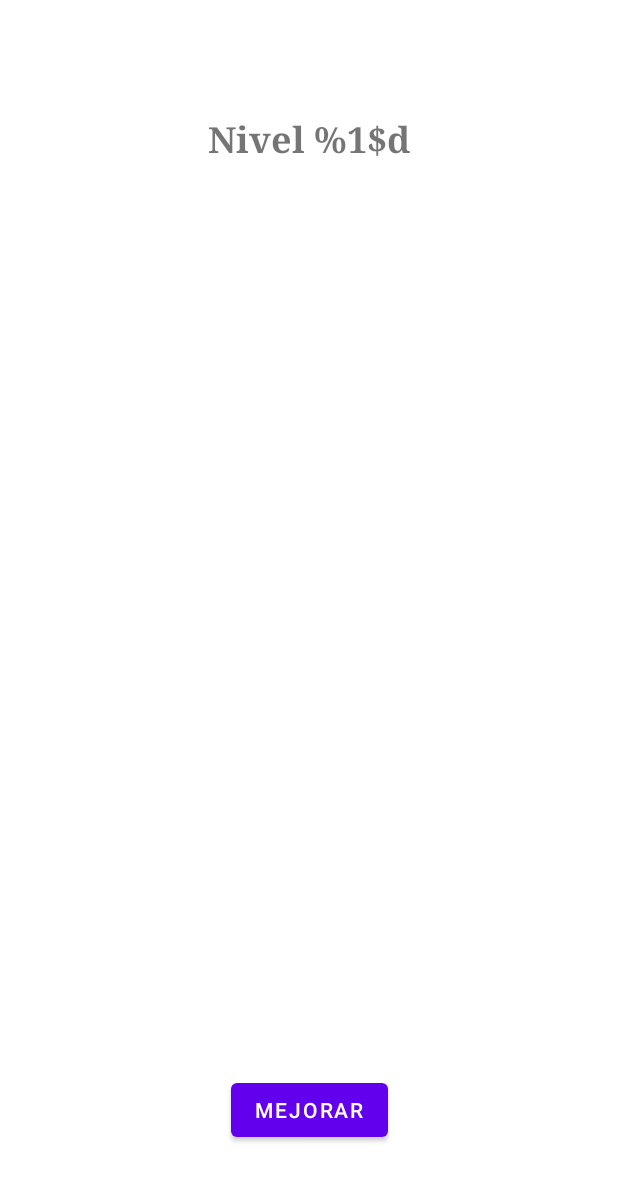
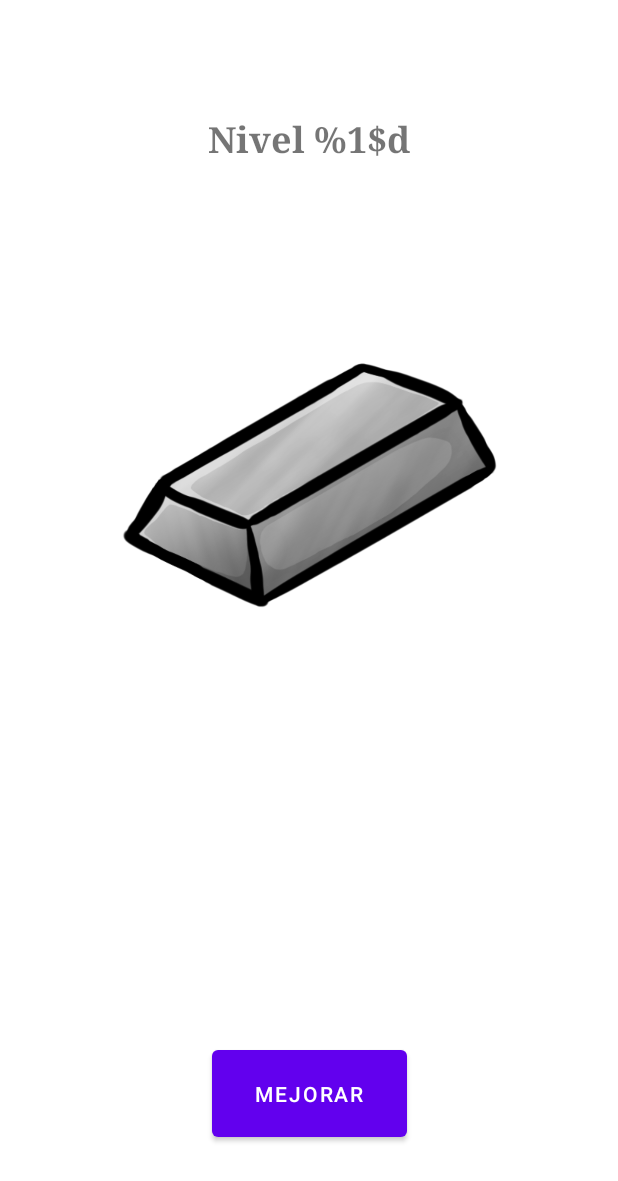
Before and after one commit to SergioVelaAlfajarin/Dungeon-Master, an Android app: the UpgradeActivity screen opened directly, with no data from a screen before it, on a phone screen of 412 x 824 dp. Shown: the top 1181 px of the screen. Run offline under Robolectric (Android 15) with nearby library versions, the phone set to English and light mode, and no system bars; 4 statements that could not run were skipped.

Commit message:
cambios varios
- eliminados todo's
- empezado desarrollo upgrade activity
- empezado desarollo preview level drops button
- añadidas strings
- mejorada estructura base

```diff
--- a/app/src/main/java/sva/dungmas/activities/CraftActivity.kt
+++ b/app/src/main/java/sva/dungmas/activities/CraftActivity.kt
@@ -34,7 +34,6 @@ class CraftActivity : AppCompatActivity() {
     private lateinit var btnCraft: Button
 
     override fun onCreate(savedInstanceState: Bundle?) {
-        //TODO activar fabricar objeto si check fabricable is enabled
         super.onCreate(savedInstanceState)
         setContentView(R.layout.activity_craft)
 
--- a/app/src/main/java/sva/dungmas/activities/InventoryActivity.kt
+++ b/app/src/main/java/sva/dungmas/activities/InventoryActivity.kt
@@ -17,7 +17,7 @@ import sva.dungmas.game.Game
 import sva.dungmas.game.entities.Inventory
 import kotlin.streams.toList
 
-class InventoryActivity : AppCompatActivity() {
+class InventoryActivity : AppCompatActivity() { //TODO TEST
     private lateinit var playerInv: Inventory
     private lateinit var recyclerAdapter: InventoryRecyclerAdapter
     private lateinit var recyclerView: RecyclerView
--- a/app/src/main/java/sva/dungmas/activities/UpgradeActivity.kt
+++ b/app/src/main/java/sva/dungmas/activities/UpgradeActivity.kt
@@ -2,6 +2,9 @@ package sva.dungmas.activities
 
 import androidx.appcompat.app.AppCompatActivity
 import android.os.Bundle
+import android.view.View
+import android.widget.Button
+import android.widget.ImageView
 import android.widget.TextView
 import sva.dungmas.R
 import sva.dungmas.game.Game
@@ -9,13 +12,35 @@ import sva.dungmas.game.entities.Armor
 
 class UpgradeActivity : AppCompatActivity() {
     private lateinit var playerArmor: Armor
+    private lateinit var imgArmorIcon: ImageView
+    private lateinit var lblArmorLevel: TextView
 
     override fun onCreate(savedInstanceState: Bundle?) {
         super.onCreate(savedInstanceState)
         setContentView(R.layout.activity_upgrade)
         playerArmor = Game.player.armor
-        (findViewById<TextView>(R.id.lblArmorLvl))
-            .text = getString(R.string.level, playerArmor.level)
-        //TODO image view del icono de la armadura
+        imgArmorIcon = findViewById(R.id.imgArmorIcon)
+        lblArmorLevel = findViewById(R.id.lblArmorLvl)
+
+        updateLabel()
+        updateIcon()
+
+        (findViewById<Button>(R.id.btnUpgradeArmor))
+            .setOnClickListener(this::btnUpgradeArmorClick)
+    }
+
+    private fun updateIcon() = imgArmorIcon.setImageResource(playerArmor.icon)
+
+    private fun updateLabel() {
+        lblArmorLevel.text = getString(R.string.level, playerArmor.level)
+    }
+
+    private fun btnUpgradeArmorClick(v: View){
+        //TODO HACER REQUESITOS
+        //TODO CREAR LABEL QUE MUESTRE STATS ACTUALES
+        playerArmor.increaseLevel()
+
+        updateIcon()
+        updateLabel()
     }
 }
--- a/app/src/main/res/layout/activity_upgrade.xml
+++ b/app/src/main/res/layout/activity_upgrade.xml
@@ -25,8 +25,20 @@
         android:layout_width="wrap_content"
         android:layout_height="wrap_content"
         android:layout_marginBottom="60dp"
+        android:width="130dp"
+        android:height="70dp"
         android:text="@string/upgrade"
         app:layout_constraintBottom_toBottomOf="parent"
         app:layout_constraintEnd_toEndOf="parent"
         app:layout_constraintStart_toStartOf="parent" />
+
+    <ImageView
+        android:id="@+id/imgArmorIcon"
+        android:layout_width="250dp"
+        android:layout_height="300dp"
+        android:layout_marginTop="64dp"
+        app:layout_constraintEnd_toEndOf="parent"
+        app:layout_constraintStart_toStartOf="parent"
+        app:layout_constraintTop_toBottomOf="@+id/lblArmorLvl"
+        app:srcCompat="@drawable/iron" />
 </androidx.constraintlayout.widget.ConstraintLayout>
--- a/app/src/main/res/values/strings.xml
+++ b/app/src/main/res/values/strings.xml
@@ -49,4 +49,7 @@
     <string name="itemName_iron">Hierro</string>
     <string name="itemName_leaves">Hojas</string>
     <string name="itemName_rock">Roca</string>
+    <string name="clearRankingTitle">Borrar Ranking</string>
+    <string name="clearRankingMsg">¿Quieres borrar todas las puntuaciones?</string>
+    <string name="acceptOp">Aceptar</string>
 </resources>
```
Also changed, not shown: app/src/main/java/sva/dungmas/activities/MainActivity.kt (+3 -5 lines), app/src/main/java/sva/dungmas/activities/RankingActivity.kt (+15 -7 lines), app/src/main/java/sva/dungmas/activities/RestZoneActivity.kt (+26 -2 lines), app/src/main/java/sva/dungmas/game/entities/Armor.kt (+9 -0 lines), app/src/main/res/layout/preview_dialog.xml (added, +17 -0 lines), app/src/main/res/layout/preview_dialog_item.xml (added, +38 -0 lines), 2 other files.
